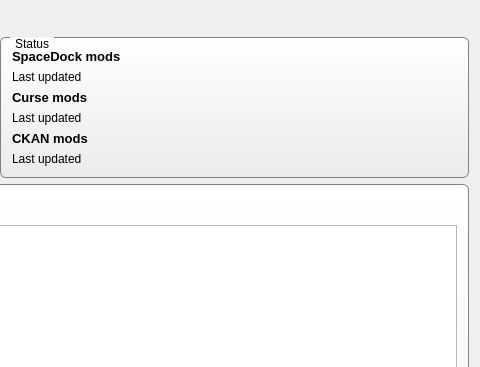
The window that ksp-mod-analyzer/ui/mainwindow.ui (akej74/ksp-mod-analyzer) describes before a commit, drawn with Qt 5; both pictures show x 747 to 1227 and y 0 to 367 of the 1227 by 851 pixel window.
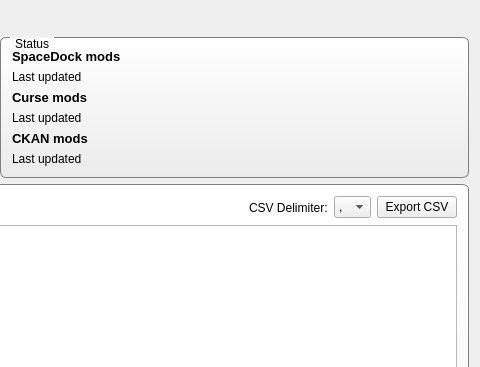
The same window after the commit. Icons and pictures are not drawn. Custom widgets are drawn as their Qt base class.

Commit message: Add CSV export button

```diff
--- a/ksp-mod-analyzer/ui/mainwindow.ui
+++ b/ksp-mod-analyzer/ui/mainwindow.ui
@@ -297,6 +297,54 @@
            </property>
           </spacer>
          </item>
+         <item>
+          <widget class="QLabel" name="label_5">
+           <property name="font">
+            <font>
+             <pointsize>9</pointsize>
+            </font>
+           </property>
+           <property name="text">
+            <string>CSV Delimiter:</string>
+           </property>
+          </widget>
+         </item>
+         <item>
+          <widget class="QComboBox" name="comboBoxDelimiter">
+           <property name="font">
+            <font>
+             <pointsize>9</pointsize>
+            </font>
+           </property>
+           <item>
+            <property name="text">
+             <string>,</string>
+            </property>
+           </item>
+           <item>
+            <property name="text">
+             <string>\t</string>
+            </property>
+           </item>
+           <item>
+            <property name="text">
+             <string>' '</string>
+            </property>
+           </item>
+           <item>
+            <property name="text">
+             <string>;</string>
+            </property>
+           </item>
+          </widget>
+         </item>
+         <item>
+          <widget class="QPushButton" name="pushButtonExportCSV">
+           <property name="text">
+            <string>Export CSV</string>
+           </property>
+          </widget>
+         </item>
         </layout>
        </item>
        <item row="1" column="0">
```
The commit also changes 1 other file.
